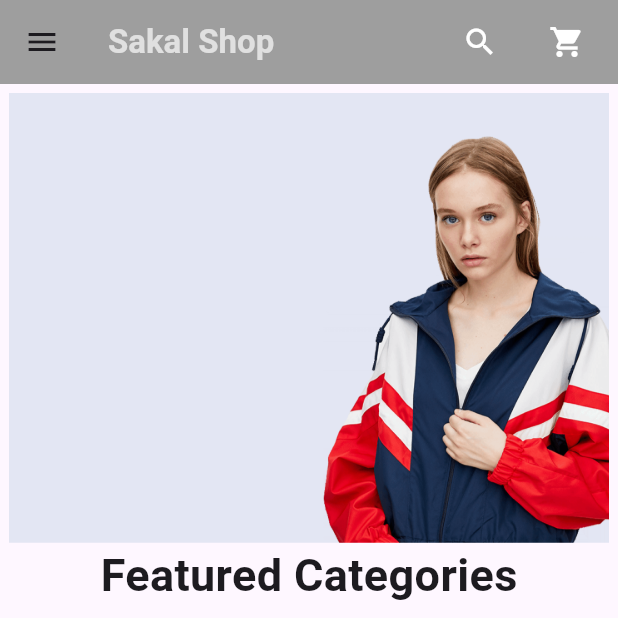
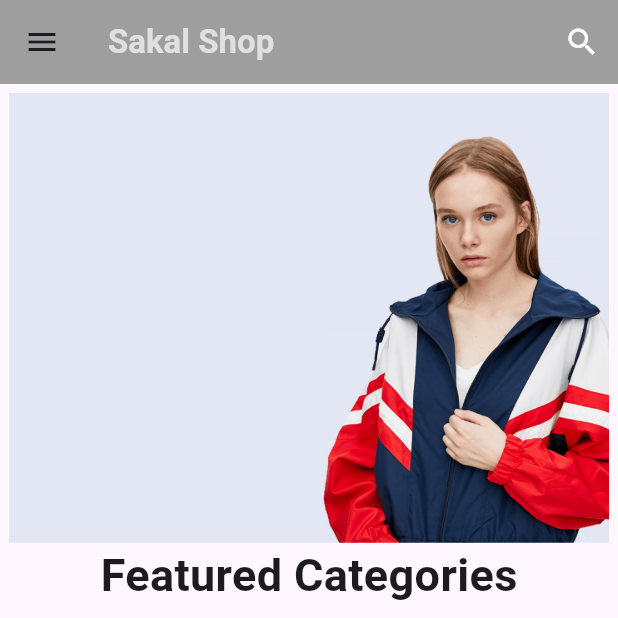
Before and after one commit to lounghminghsakal1/Flutter_Ecom_App, a Flutter app: the screen it shows after launch, on a phone screen of 412 x 824 dp, the top half of it. Run offline on Flutter 3.47's test engine with Material 3 defaults, Android fonts, the phone set to English and light mode, and no system bars; network calls fail.

Commit message:
search function added

```diff
--- a/lib/main.dart
+++ b/lib/main.dart
@@ -8,6 +8,7 @@ import '../widgets/product_card.dart';
 import '../widgets/product_card2.dart';
 import 'package:http/http.dart' as http;
 import 'dart:convert';
+import './screens/product_details_screen.dart';
 
 void main() {
   runApp(const MyApp());
@@ -18,7 +19,7 @@ class MyApp extends StatelessWidget {
 
   @override
   Widget build(BuildContext context) {
-    return MaterialApp(home: const HomePage());
+    return MaterialApp(home: const HomePage(),debugShowCheckedModeBanner: false,);
   }
 }
 
@@ -33,52 +34,108 @@ class HomePage extends StatefulWidget {
 
 class _HomePageState extends State<HomePage> {
   int currentIndex = 0;
+  bool isSearching = false;
+  TextEditingController searchController = TextEditingController();
+  List<Product> filteredProducts = [];
+  List<Product> allProducts = [];
 
   List<Widget> get _pages => [
     Homebody(),
-    FiltersScreen(), // Now works!
+    FiltersScreen(),
     CartScreen(),
     WishlistScreen(),
   ];
 
   @override
   void initState() {
-    // TODO: implement initState
     super.initState();
+    searchController.addListener(_filterProducts);
+    fetchData();
+  }
+
+  @override
+  void dispose() {
+    searchController.dispose();
+    super.dispose();
+  }
+
+  Future<void> fetchData() async {
+    print("Fetchhing data");
+    try {
+      final res = await ProductApi.fetchProducts();
+      setState(() {
+        allProducts = res;
+      });
+      print(allProducts[0]);
+    } catch (err) {
+      print("Error in data fetching $err");
+    }
+  }
+
+  void _filterProducts() {
+    setState(() {
+      if (searchController.text.isEmpty) {
+        filteredProducts = [];
+      } else {
+        filteredProducts = allProducts
+            .where(
+              (product) => product.title.toLowerCase().contains(
+                searchController.text.toLowerCase(),
+              ),
+            )
+            .toList();
+      }
+    });
+  }
+
+  void _toggleSearch() {
+    setState(() {
+      isSearching = !isSearching;
+      if (!isSearching) {
+        searchController.clear();
+        filteredProducts = [];
+      }
+    });
   }
 
   @override
   Widget build(BuildContext context) {
     return Scaffold(
       appBar: AppBar(
-        title: Text(
+        title: isSearching
+            ? TextField(
+                controller: searchController,
+                autofocus: true,
+                style: TextStyle(color: Colors.white),
+                decoration: InputDecoration(
+                  hintText: "Search products...",
+                  hintStyle: TextStyle(color: Colors.grey[800]),
+                  filled: true,
+                  fillColor: Colors.grey[200],
+                  border: OutlineInputBorder(
+                    borderRadius: BorderRadius.all(Radius.circular(15)),
+                  ),
+                ),
+              )
+            : Text(
                 "Sakal Shop",
                 style: TextStyle(
                   color: Colors.grey[300],
                   fontWeight: FontWeight.bold,
                 ),
               ),
-        // leading: IconButton(onPressed: () {}, icon: Icon(Icons.menu)),
         actions: [
           IconButton(
-            onPressed: () {
-              print("Search icon clicked");
-            },
-            icon: Icon(Icons.search,color: Colors.white,),
+            onPressed: _toggleSearch,
+            icon: Icon(
+              isSearching ? Icons.close : Icons.search,
+              color: Colors.white,
             ),
-          SizedBox(width: 10),
-          IconButton(
-            onPressed: () {
-              print("Cart icon clicked");
-            },
-            icon: Icon(Icons.shopping_cart,color: Colors.white,),
           ),
-          SizedBox(width: 10),
         ],
         backgroundColor: Colors.grey[500],
       ),
       drawer: Drawer(
-
         child: Column(
           children: [
             DrawerHeader(
@@ -87,9 +144,12 @@ class _HomePageState extends State<HomePage> {
                 style: TextStyle(fontSize: 25, fontWeight: FontWeight.bold),
               ),
             ),
-            ListTile(title: Text("Home"), onTap: () {
+            ListTile(
+              title: Text("Home"),
+              onTap: () {
                 Navigator.pop(context);
-            }),
+              },
+            ),
             ListTile(
               title: Text("Products"),
               onTap: () {
@@ -120,7 +180,76 @@ class _HomePageState extends State<HomePage> {
           ],
         ),
       ),
-      body: _pages[currentIndex], //decides which page to show
+      body: Stack(
+        children: [
+          _pages[currentIndex],
+          if (isSearching && searchController.text.isNotEmpty)
+            Positioned(
+              top: 0,
+              left: 0,
+              right: 0,
+              child: Material(
+                elevation: 4,
+                child: Container(
+                  constraints: BoxConstraints(
+                    maxHeight: MediaQuery.of(context).size.height * 0.6,
+                  ),
+                  color: Colors.white,
+                  child: filteredProducts.isEmpty
+                      ? Padding(
+                          padding: const EdgeInsets.all(16.0),
+                          child: Text(
+                            "No products found",
+                            style: TextStyle(color: Colors.grey),
+                          ),
+                        )
+                      : ListView.builder(
+                          shrinkWrap: true,
+                          itemCount: filteredProducts.length,
+                          itemBuilder: (context, index) {
+                            final product = filteredProducts[index];
+                            return ListTile(
+                              leading: product.thumbnail != null
+                                  ? Image.network(
+                                      product.thumbnail,
+                                      width: 50,
+                                      height: 50,
+                                      fit: BoxFit.cover,
+                                      errorBuilder:
+                                          (context, error, stackTrace) =>
+                                              Icon(Icons.image_not_supported),
+                                    )
+                                  : Icon(Icons.shopping_bag),
+                              title: Text(product.title),
+                              subtitle: Text(
+                                "\$${product.price.toStringAsFixed(2)}",
+                                style: TextStyle(
+                                  fontWeight: FontWeight.bold,
+                                  color: Colors.green,
+                                ),
+                              ),
+                              onTap: () {
+                                // Close search
+                                _toggleSearch();
+
+                                // Navigate to product details
+                                Navigator.push(
+                                  context,
+                                  MaterialPageRoute(
+                                    builder: (context) => ProductDetailsScreen(
+                                      productId: product.id,
+                                    ),
+                                  ),
+                                );
+                              },
+                            );
+                          },
+                        ),
+                ),
+              ),
+            ),
+        ],
+      ),
       bottomNavigationBar: BottomNavigationBar(
         type: BottomNavigationBarType.fixed,
         backgroundColor: Colors.white,
@@ -130,6 +259,10 @@ class _HomePageState extends State<HomePage> {
         onTap: (index) {
           setState(() {
             currentIndex = index;
+            // Close search when navigating
+            if (isSearching) {
+              _toggleSearch();
+            }
           });
         },
         items: [
@@ -475,7 +608,7 @@ class _FiltersScreenState extends State<FiltersScreen> {
   String sortBy = 'Newest';
   RangeValues priceRange = const RangeValues(0, 2000);
   int minRating = -1;
-  bool showFilters = true;
+  bool showFilters = false;
   bool isLoading = true;
 
   bool get hasActiveFilters {
```
Also changed, not shown: lib/screens/product_details_screen.dart (+6 -13 lines). Lines whose indentation alone changed are shown as unchanged.
